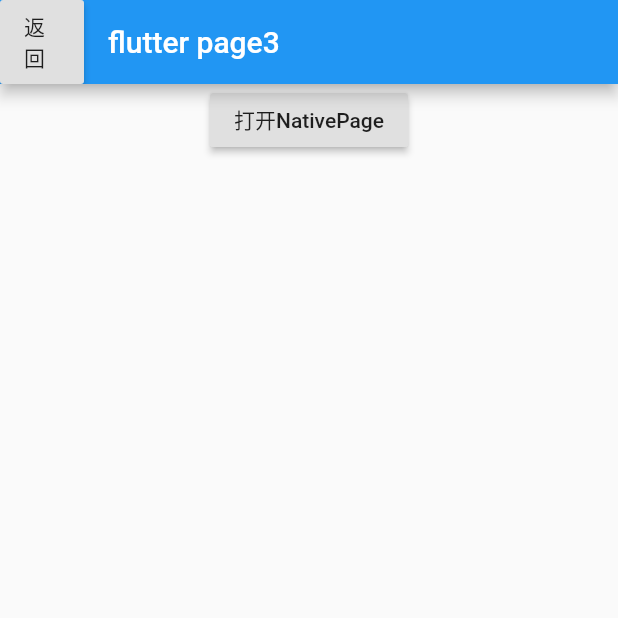
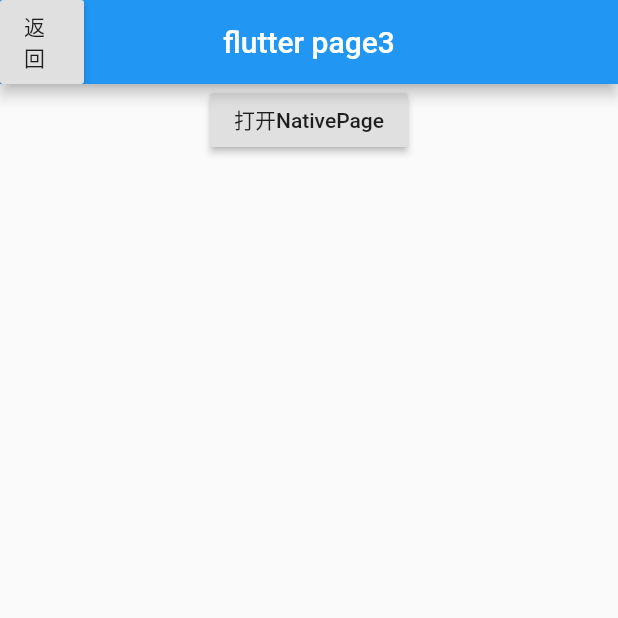
Before and after one commit to tal-tech/d_stack, a Flutter app: the Page3 screen opened directly, after a tap on "打开NativePage", on a phone screen of 412 x 824 dp, the top half of it. Run offline on Flutter 3.47's test engine with Material 2 defaults, Android fonts, the phone set to English and light mode, and no system bars; missing offline and left inert: d_stack; statements that could not run were skipped.

Commit message:
修改bug

```diff
--- a/example/lib/main.dart
+++ b/example/lib/main.dart
@@ -31,6 +31,9 @@
       navigatorKey: DStack.instance.navigatorKey,
       navigatorObservers: [DStack.instance.dStackNavigatorObserver],
       home: DStackWidget(),
+      theme: ThemeData(
+        platform: TargetPlatform.iOS
+      ),
     );
   }
 }
--- a/example/lib/page_widgets.dart
+++ b/example/lib/page_widgets.dart
@@ -161,9 +161,9 @@
           RaisedButton(
             child: Text('打开NativePage'),
             onPressed: () {
-              // DStack.push("NativePage", PageType.native,
-              //     params: {"name": "flutter 传递的", "id": 1000000});
-              DStack.popTo("page1", PageType.flutter, animated: true);
+              DStack.push("NativePage", PageType.native,
+                  params: {"name": "flutter 传递的", "id": 1000000});
+              // DStack.popTo("page1", PageType.flutter, animated: true);
             },
           ),
           present(),
--- a/lib/d_stack.dart
+++ b/lib/d_stack.dart
@@ -104,7 +104,7 @@
   /// animated 是否有进场动画
   static Future present(String routeName, PageType pageType,
       {Map params, bool maintainState = true, bool animated = true}) {
-    return DNavigatorManager.replace(routeName, pageType,
+    return DNavigatorManager.present(routeName, pageType,
         params: params, maintainState: maintainState, animated: animated);
   }
 
```
